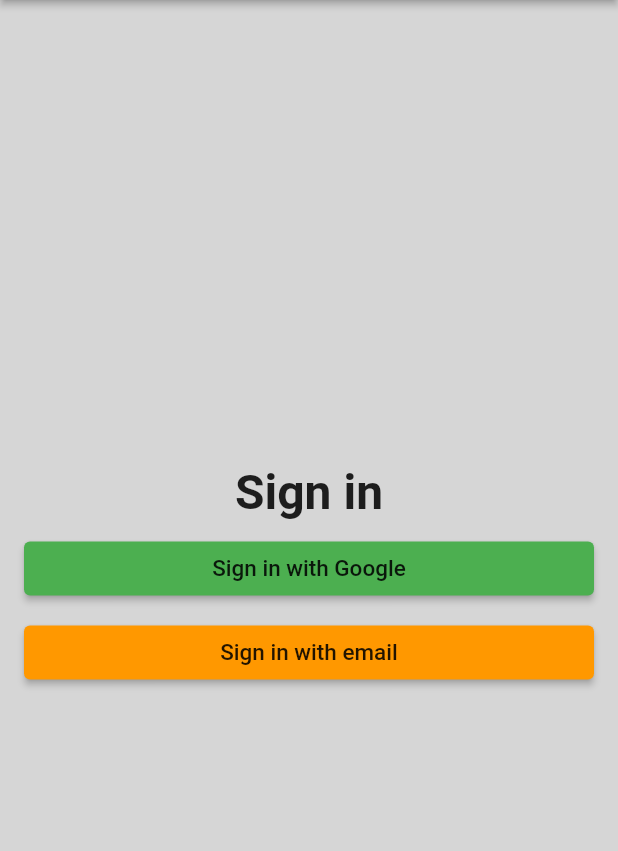
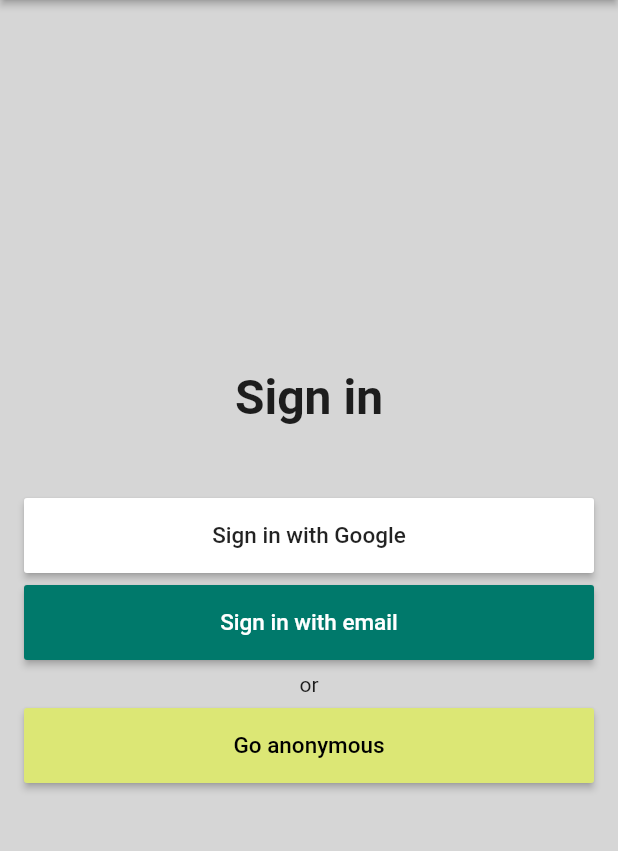
Before and after one commit to goodwijo/CIS350Project, a Flutter app: the screen it shows after launch, after a tap on "Sign in with Google", on a phone screen of 412 x 824 dp, the part 84-935 px from its top. Run offline on Flutter 3.47's test engine with Material 2 defaults, Android fonts, the phone set to English and light mode, and no system bars.

Commit message:
Created all buttons with empty callbacks and completed desired layout of sign in page

```diff
--- /dev/null
+++ b/pantry_app/lib/app/sign_in/sign_in_button.dart
@@ -0,0 +1,18 @@
+import 'package:flutter/material.dart';
+import 'package:pantry_app/common_widgets/custom_elevated_button.dart';
+
+class SignInButton extends CustomElevatedButton {
+  SignInButton({
+    required String text,
+    required Color color,
+    required Color textColor,
+    required VoidCallback onPressed,
+  }) : super(
+          child: Text(
+            text,
+            style: TextStyle(color: textColor, fontSize: 15.0),
+          ),
+          color: color,
+          onPressed: onPressed,
+        );
+}
--- a/pantry_app/lib/app/sign_in/sign_in_page.dart
+++ b/pantry_app/lib/app/sign_in/sign_in_page.dart
@@ -1,4 +1,5 @@
 import 'package:flutter/material.dart';
+import 'package:pantry_app/app/sign_in/sign_in_button.dart';
 import 'package:pantry_app/common_widgets/custom_elevated_button.dart';
 
 class SignInPage extends StatelessWidget {
@@ -32,30 +33,34 @@ Widget _buildContent() {
             fontWeight: FontWeight.w600,
           ),
         ),
-        const SizedBox(height: 8.0),
-        CustomElevatedButton(
-          child: const Text(
-            'Sign in with Google',
-            style: TextStyle(
-              color: Colors.black87,
-              fontSize: 15.0,
-            ),
-          ),
-          color: Colors.green,
-          borderRadius: 4.0,
+        const SizedBox(height: 48.0),
+        SignInButton(
+          text: 'Sign in with Google',
+          textColor: Colors.black87,
+          color: Colors.white,
           onPressed: () {},
         ),
         const SizedBox(height: 8.0),
-        CustomElevatedButton(
-          child: const Text(
-            'Sign in with email',
-            style: TextStyle(
-              color: Colors.black87,
-              fontSize: 15.0,
-            ),
+        SignInButton(
+          text: 'Sign in with email',
+          textColor: Colors.white,
+          color: Colors.teal.shade700,
+          onPressed: () {},
+        ),
+        const SizedBox(height: 8.0),
+        const Text(
+          'or',
+          textAlign: TextAlign.center,
+          style: TextStyle(
+            fontSize: 14.0,
+            color: Colors.black87,
           ),
-          color: Colors.orange,
-          borderRadius: 4.0,
+        ),
+        const SizedBox(height: 8.0),
+        SignInButton(
+          text: 'Go anonymous',
+          textColor: Colors.black,
+          color: Colors.lime.shade300,
           onPressed: () {},
         ),
       ],
--- a/pantry_app/lib/common_widgets/custom_elevated_button.dart
+++ b/pantry_app/lib/common_widgets/custom_elevated_button.dart
@@ -4,18 +4,22 @@ class CustomElevatedButton extends StatelessWidget {
   const CustomElevatedButton({
     required this.child,
     required this.color,
-    required this.borderRadius,
+    this.borderRadius = 2.0,
+    this.height = 50.0,
     required this.onPressed,
   }) : super();
 
   final Widget child;
   final Color color;
   final double borderRadius;
+  final double height;
   final VoidCallback onPressed;
 
   @override
   Widget build(BuildContext context) {
-    return ElevatedButton(
+    return SizedBox(
+      height: 50.0,
+      child: ElevatedButton(
         child: child,
         style: ElevatedButton.styleFrom(
           primary: color,
@@ -24,6 +28,7 @@ class CustomElevatedButton extends StatelessWidget {
           ),
         ),
         onPressed: onPressed,
+      ),
     );
   }
 }
```
Lines whose indentation alone changed are shown as unchanged.
